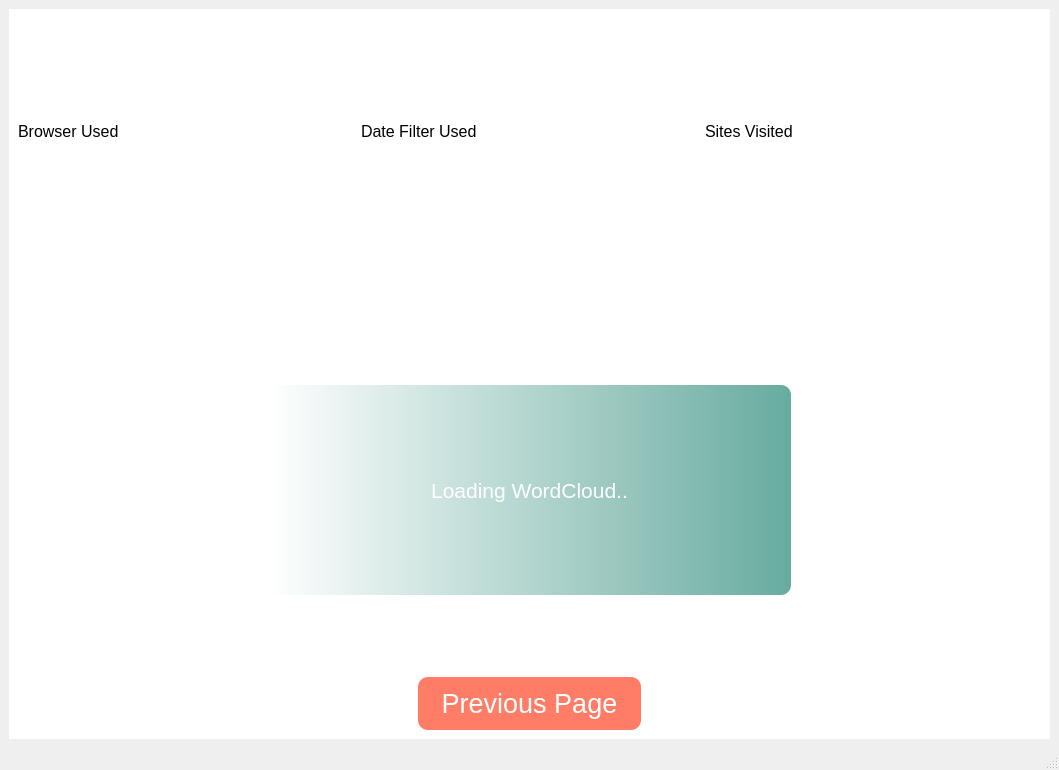
Old version of the form src/pyqt/uiFiles/metrics.ui in the repository gerardpslowey/eMot.
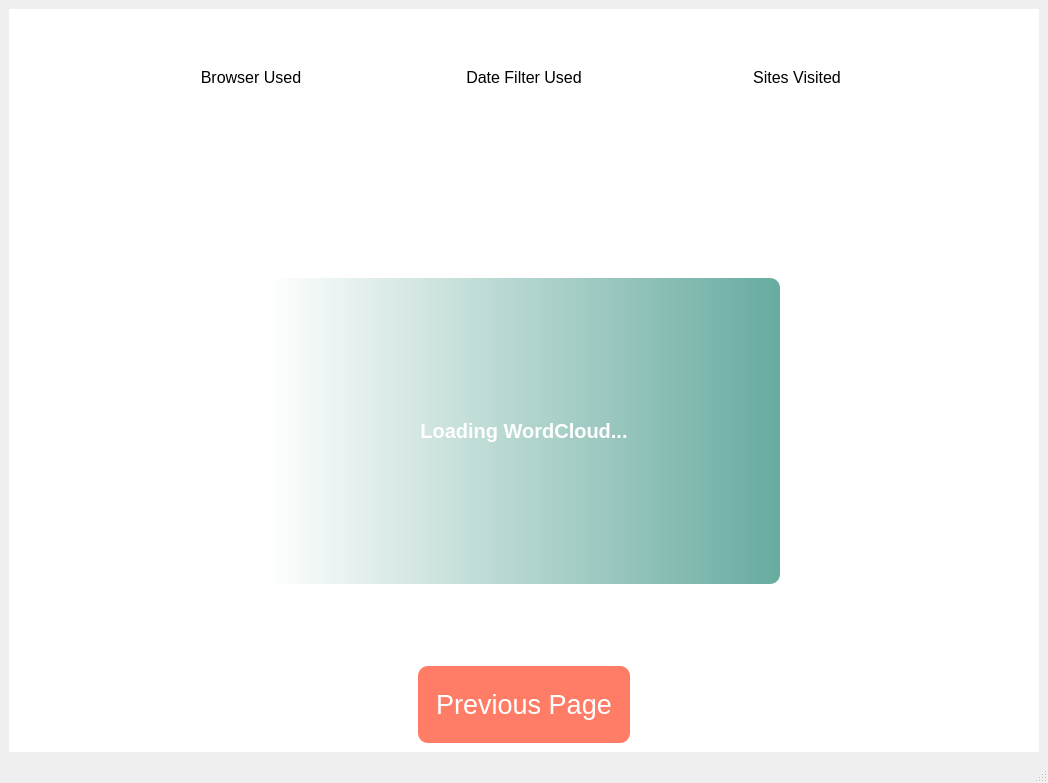
New version of the form. The open tabs and pages were chosen to show the change. Icons and pictures are not drawn. Custom widgets are drawn as their Qt base class.

Commit message: refactoring label names, colour change in pie

```diff
--- a/src/pyqt/uiFiles/metrics.ui
+++ b/src/pyqt/uiFiles/metrics.ui
@@ -6,8 +6,8 @@
    <rect>
     <x>0</x>
     <y>0</y>
-    <width>1059</width>
-    <height>770</height>
+    <width>1048</width>
+    <height>783</height>
    </rect>
   </property>
   <property name="windowTitle">
@@ -112,7 +112,7 @@
       <widget class="QWidget" name="wordCloudPage">
        <layout class="QVBoxLayout" name="verticalLayout_11">
         <item>
-         <layout class="QVBoxLayout" name="verticalLayout_10" stretch="4,4,1">
+         <layout class="QVBoxLayout" name="verticalLayout_10" stretch="2,4,1">
           <property name="spacing">
            <number>7</number>
           </property>
@@ -121,11 +121,20 @@
           </property>
           <item>
            <layout class="QHBoxLayout" name="horizontalLayout_3" stretch="1,1,1">
+            <property name="leftMargin">
+             <number>100</number>
+            </property>
             <property name="topMargin">
              <number>50</number>
             </property>
+            <property name="rightMargin">
+             <number>100</number>
+            </property>
             <item>
-             <layout class="QVBoxLayout" name="verticalLayout_4" stretch="1,1">
+             <layout class="QVBoxLayout" name="verticalLayout_4" stretch="1,0">
+              <property name="leftMargin">
+               <number>0</number>
+              </property>
               <item>
                <widget class="QLabel" name="browserUsed">
                 <property name="font">
@@ -136,10 +145,13 @@
                 <property name="text">
                  <string>Browser Used</string>
                 </property>
+                <property name="alignment">
+                 <set>Qt::AlignCenter</set>
+                </property>
                </widget>
               </item>
               <item>
-               <widget class="QPlainTextEdit" name="browserUsedEdit">
+               <widget class="QTextEdit" name="browserUsedEdit">
                 <property name="font">
                  <font>
                   <pointsize>12</pointsize>
@@ -150,21 +162,22 @@
                 <property name="frameShape">
                  <enum>QFrame::NoFrame</enum>
                 </property>
-                <property name="verticalScrollBarPolicy">
-                 <enum>Qt::ScrollBarAlwaysOff</enum>
-                </property>
-                <property name="horizontalScrollBarPolicy">
-                 <enum>Qt::ScrollBarAlwaysOff</enum>
-                </property>
                 <property name="readOnly">
                  <bool>true</bool>
                 </property>
+                <property name="html">
+                 <string>&lt;!DOCTYPE HTML PUBLIC &quot;-//W3C//DTD HTML 4.0//EN&quot; &quot;http://www.w3.org/TR/REC-html40/strict.dtd&quot;&gt;
+&lt;html&gt;&lt;head&gt;&lt;meta name=&quot;qrichtext&quot; content=&quot;1&quot; /&gt;&lt;style type=&quot;text/css&quot;&gt;
+p, li { white-space: pre-wrap; }
+&lt;/style&gt;&lt;/head&gt;&lt;body style=&quot; font-family:'MS Shell Dlg 2'; font-size:12pt; font-weight:600; font-style:normal;&quot;&gt;
+&lt;p align=&quot;center&quot; style=&quot;-qt-paragraph-type:empty; margin-top:0px; margin-bottom:0px; margin-left:0px; margin-right:0px; -qt-block-indent:0; text-indent:0px;&quot;&gt;&lt;br /&gt;&lt;/p&gt;&lt;/body&gt;&lt;/html&gt;</string>
+                </property>
                </widget>
               </item>
              </layout>
             </item>
             <item>
-             <layout class="QVBoxLayout" name="verticalLayout_5" stretch="1,1">
+             <layout class="QVBoxLayout" name="verticalLayout_5" stretch="1,0">
               <item>
                <widget class="QLabel" name="dateUsed">
                 <property name="font">
@@ -175,35 +188,32 @@
                 <property name="text">
                  <string>Date Filter Used</string>
                 </property>
+                <property name="alignment">
+                 <set>Qt::AlignCenter</set>
+                </property>
                </widget>
               </item>
               <item>
-               <widget class="QPlainTextEdit" name="dateUsedEdit">
-                <property name="font">
-                 <font>
-                  <pointsize>12</pointsize>
-                  <weight>75</weight>
-                  <bold>true</bold>
-                 </font>
-                </property>
+               <widget class="QTextEdit" name="dateUsedEdit">
                 <property name="frameShape">
                  <enum>QFrame::NoFrame</enum>
                 </property>
-                <property name="verticalScrollBarPolicy">
-                 <enum>Qt::ScrollBarAlwaysOff</enum>
-                </property>
-                <property name="horizontalScrollBarPolicy">
-                 <enum>Qt::ScrollBarAlwaysOff</enum>
-                </property>
                 <property name="readOnly">
                  <bool>true</bool>
                 </property>
+                <property name="html">
+                 <string>&lt;!DOCTYPE HTML PUBLIC &quot;-//W3C//DTD HTML 4.0//EN&quot; &quot;http://www.w3.org/TR/REC-html40/strict.dtd&quot;&gt;
+&lt;html&gt;&lt;head&gt;&lt;meta name=&quot;qrichtext&quot; content=&quot;1&quot; /&gt;&lt;style type=&quot;text/css&quot;&gt;
+p, li { white-space: pre-wrap; }
+&lt;/style&gt;&lt;/head&gt;&lt;body style=&quot; font-family:'MS Shell Dlg 2'; font-size:7.8pt; font-weight:400; font-style:normal;&quot;&gt;
+&lt;p align=&quot;center&quot; style=&quot;-qt-paragraph-type:empty; margin-top:0px; margin-bottom:0px; margin-left:0px; margin-right:0px; -qt-block-indent:0; text-indent:0px;&quot;&gt;&lt;br /&gt;&lt;/p&gt;&lt;/body&gt;&lt;/html&gt;</string>
+                </property>
                </widget>
               </item>
              </layout>
             </item>
             <item>
-             <layout class="QVBoxLayout" name="verticalLayout_9" stretch="1,1">
+             <layout class="QVBoxLayout" name="verticalLayout_9" stretch="1,0">
               <item>
                <widget class="QLabel" name="sitesLabel">
                 <property name="font">
@@ -214,29 +224,26 @@
                 <property name="text">
                  <string>Sites Visited</string>
                 </property>
+                <property name="alignment">
+                 <set>Qt::AlignCenter</set>
+                </property>
                </widget>
               </item>
               <item>
-               <widget class="QPlainTextEdit" name="sitesVisitedEdit">
-                <property name="font">
-                 <font>
-                  <pointsize>12</pointsize>
-                  <weight>75</weight>
-                  <bold>true</bold>
-                 </font>
-                </property>
+               <widget class="QTextEdit" name="sitesVisitedEdit">
                 <property name="frameShape">
                  <enum>QFrame::NoFrame</enum>
                 </property>
-                <property name="verticalScrollBarPolicy">
-                 <enum>Qt::ScrollBarAlwaysOff</enum>
-                </property>
-                <property name="horizontalScrollBarPolicy">
-                 <enum>Qt::ScrollBarAlwaysOff</enum>
-                </property>
                 <property name="readOnly">
                  <bool>true</bool>
                 </property>
+                <property name="html">
+                 <string>&lt;!DOCTYPE HTML PUBLIC &quot;-//W3C//DTD HTML 4.0//EN&quot; &quot;http://www.w3.org/TR/REC-html40/strict.dtd&quot;&gt;
+&lt;html&gt;&lt;head&gt;&lt;meta name=&quot;qrichtext&quot; content=&quot;1&quot; /&gt;&lt;style type=&quot;text/css&quot;&gt;
+p, li { white-space: pre-wrap; }
+&lt;/style&gt;&lt;/head&gt;&lt;body style=&quot; font-family:'MS Shell Dlg 2'; font-size:7.8pt; font-weight:400; font-style:normal;&quot;&gt;
+&lt;p align=&quot;center&quot; style=&quot;-qt-paragraph-type:empty; margin-top:0px; margin-bottom:0px; margin-left:0px; margin-right:0px; -qt-block-indent:0; text-indent:0px;&quot;&gt;&lt;br /&gt;&lt;/p&gt;&lt;/body&gt;&lt;/html&gt;</string>
+                </property>
                </widget>
               </item>
              </layout>
@@ -262,15 +269,17 @@
             </property>
             <item>
              <widget class="QLabel" name="wordCloud">
-              <property name="sizePolicy">
-               <sizepolicy hsizetype="Preferred" vsizetype="Preferred">
-                <horstretch>0</horstretch>
-                <verstretch>0</verstretch>
-               </sizepolicy>
+              <property name="maximumSize">
+               <size>
+                <width>1250</width>
+                <height>1000</height>
+               </size>
               </property>
               <property name="font">
                <font>
-                <pointsize>16</pointsize>
+                <pointsize>15</pointsize>
+                <weight>75</weight>
+                <bold>true</bold>
                </font>
               </property>
               <property name="styleSheet">
@@ -278,8 +287,11 @@
 color: rgb(255, 255, 255);
 border-radius: 10px;</string>
               </property>
+              <property name="frameShape">
+               <enum>QFrame::StyledPanel</enum>
+              </property>
               <property name="text">
-               <string>Loading WordCloud..</string>
+               <string>Loading WordCloud...</string>
               </property>
               <property name="alignment">
                <set>Qt::AlignCenter</set>
```
Left out of the diff: 8 changed lines with no effect on the pictures. The commit also changes 5 other files.
